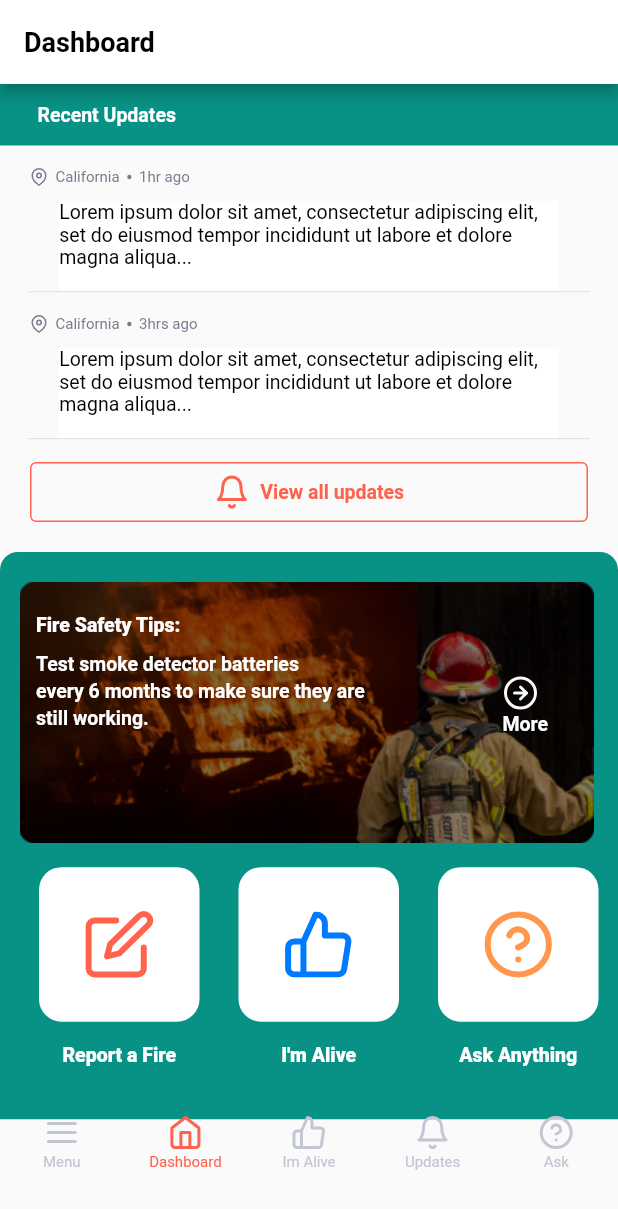
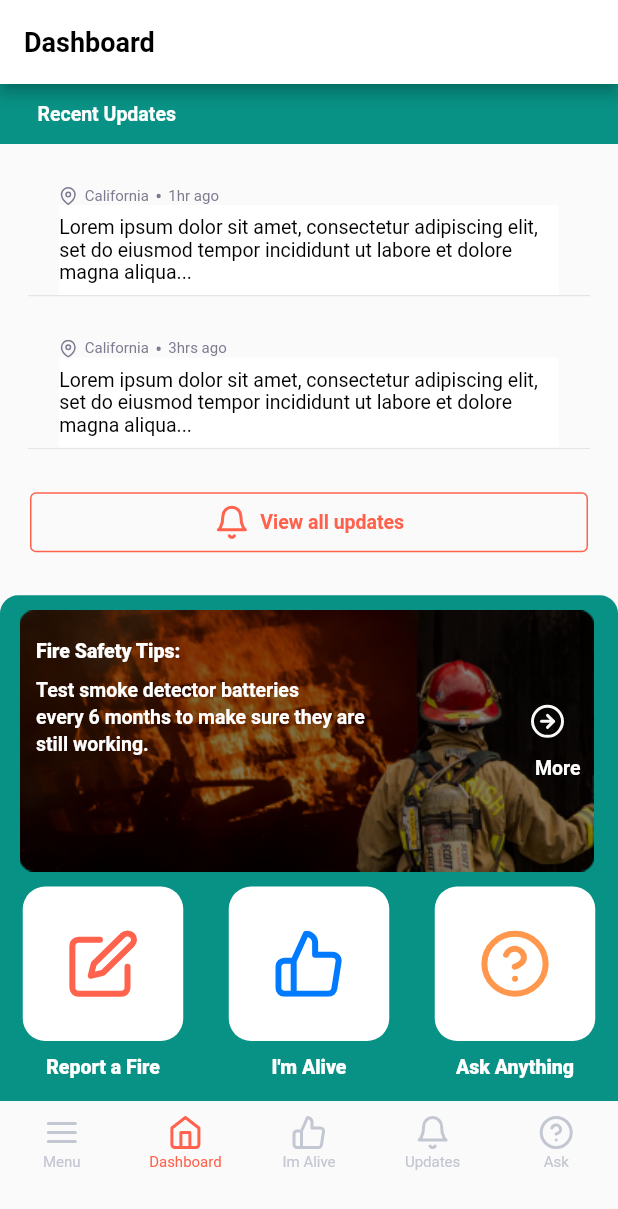
Before and after one commit to reskillamericans/Wildfire-Group1-Flutter, a Flutter app: the screen it shows after launch, on a phone screen of 412 x 824 dp. Shown: the top 1209 px of the screen. Run offline on Flutter 3.47's test engine with Material 2 defaults, Android fonts, the light colour scheme and no system bars; our stand-ins replace flutter_svg.

Commit message:
dev commit 2

```diff
--- a/wildfire1/lib/UI/views/Dashboard/dashboard.dart
+++ b/wildfire1/lib/UI/views/Dashboard/dashboard.dart
@@ -20,9 +20,10 @@ class _TheDashboardState extends State<TheDashboard> {
         backgroundColor: Colors.white,
       ),
       body: Column(
+        mainAxisAlignment: MainAxisAlignment.spaceBetween,
         children: [
           SizedBox(
-            height: 41,
+            height: 40,
             width: double.infinity,
             child: Container(
               padding: EdgeInsets.only(left: 25),
@@ -39,9 +40,10 @@ class _TheDashboardState extends State<TheDashboard> {
             ),
           ),
           Column(
+            mainAxisAlignment: MainAxisAlignment.spaceEvenly,
             children: [
-              Padding(
-                padding: const EdgeInsets.only(left: 20, top: 15),
+              SizedBox(
+                width: 333,
                 child: Row(
                   children: [
                     SvgPicture.asset("assets/icons/map-pin.svg"),
@@ -72,12 +74,11 @@ class _TheDashboardState extends State<TheDashboard> {
                   ],
                 ),
               ),
-              Padding(
-                padding: const EdgeInsets.only(top: 10),
-                child: SizedBox(
+              SizedBox(
                 height: 60,
                 width: 333,
                 child: Container(
+                  alignment: Alignment.centerLeft,
                   color: Colors.white,
                   child: Text(
                     "Lorem ipsum dolor sit amet, consectetur adipiscing elit, set do eiusmod tempor incididunt ut labore et dolore magna aliqua...",
@@ -89,14 +90,14 @@ class _TheDashboardState extends State<TheDashboard> {
                   ),
                 ),
               ),
-              ),
               SvgPicture.asset("assets/icons/line.svg"),
             ],
           ),
           Column(
+            mainAxisAlignment: MainAxisAlignment.spaceEvenly,
             children: [
-              Padding(
-                padding: const EdgeInsets.only(left: 20, top: 15),
+              SizedBox(
+                width: 333,
                 child: Row(
                   children: [
                     SvgPicture.asset("assets/icons/map-pin.svg"),
@@ -127,12 +128,11 @@ class _TheDashboardState extends State<TheDashboard> {
                   ],
                 ),
               ),
-              Padding(
-                padding: const EdgeInsets.only(top: 10),
-                child: SizedBox(
+              SizedBox(
                 height: 60,
                 width: 333,
                 child: Container(
+                  alignment: Alignment.centerLeft,
                   color: Colors.white,
                   child: Text(
                     "Lorem ipsum dolor sit amet, consectetur adipiscing elit, set do eiusmod tempor incididunt ut labore et dolore magna aliqua...",
@@ -144,14 +144,13 @@ class _TheDashboardState extends State<TheDashboard> {
                   ),
                 ),
               ),
-              ),
               SvgPicture.asset("assets/icons/line.svg"),
             ],
           ),
           Column(
             children: <Widget>[
               Padding(
-                padding: const EdgeInsets.fromLTRB(20, 15, 20, 20),
+                padding: const EdgeInsets.only(left: 20, right: 20),
                 child: Container(
                   width: 377,
                   height: 40,
@@ -179,6 +178,7 @@ class _TheDashboardState extends State<TheDashboard> {
                       ],
                     ),
                     style: OutlinedButton.styleFrom(
+                      primary: Colors.orange,
                       side: BorderSide(
                         color: Color.fromRGBO(255, 98, 76, 1),
                       ),
@@ -198,14 +198,19 @@ class _TheDashboardState extends State<TheDashboard> {
                       topLeft: Radius.circular(12)),
                 ),
                 child: Column(
+                  mainAxisAlignment: MainAxisAlignment.spaceEvenly,
                   crossAxisAlignment: CrossAxisAlignment.start,
                   children: [
+                    SizedBox(
+                      height: 10,
+                    ),
                     Stack(children: [
                       Container(
                         alignment: AlignmentDirectional.center,
                         child: Padding(
                           padding: const EdgeInsets.only(
-                              top: 20, left: 13, right: 16),
+                              /*top: 20,*/ left: 13,
+                              right: 16),
                           child: Image.asset(
                             "assets/images/firefighter.png",
                             fit: BoxFit.cover,
@@ -216,114 +221,16 @@ class _TheDashboardState extends State<TheDashboard> {
                         alignment: AlignmentDirectional.center,
                         child: Padding(
                           padding: const EdgeInsets.only(
-                              top: 20, left: 13, right: 16),
+                              /*top: 20,*/ left: 13,
+                              right: 16),
                           child: Image.asset(
                             "assets/images/darken.png",
                             fit: BoxFit.cover,
                           ),
                         ),
                       ),
-                    ]),
                       Padding(
-                      padding: const EdgeInsets.fromLTRB(13, 16, 0, 0),
-                      child: Row(
-                        mainAxisAlignment: MainAxisAlignment.spaceAround,
-                        children: [
-                          Column(
-                            children: [
-                              Container(
-                                height: 103,
-                                width: 107,
-                                decoration: BoxDecoration(
-                                  color: Colors.white,
-                                  borderRadius: BorderRadius.circular(15),
-                                ),
-                                child: TextButton(
-                                  onPressed: () {},
-                                  child:
-                                      SvgPicture.asset("assets/icons/edit.svg"),
-                                ),
-                              ),
-                              SizedBox(
-                                height: 15,
-                              ),
-                              Text(
-                                "Report a Fire",
-                                style: TextStyle(
-                                    fontSize: 13,
-                                    fontWeight: FontWeight.w800,
-                                    color: Colors.white),
-                                textAlign: TextAlign.center,
-                              ),
-                            ],
-                          ),
-                          Column(
-                            children: [
-                              Container(
-                                height: 103,
-                                width: 107,
-                                decoration: BoxDecoration(
-                                  color: Colors.white,
-                                  borderRadius: BorderRadius.circular(15),
-                                ),
-                                child: TextButton(
-                                  onPressed: () {},
-                                  child: SvgPicture.asset(
-                                      "assets/icons/thumbsup.svg"),
-                                ),
-                              ),
-                              SizedBox(
-                                height: 15,
-                              ),
-                              Text(
-                                "I'm Alive",
-                                style: TextStyle(
-                                    fontSize: 13,
-                                    fontWeight: FontWeight.w800,
-                                    color: Colors.white),
-                                textAlign: TextAlign.center,
-                              ),
-                            ],
-                          ),
-                          Column(
-                            children: [
-                              Container(
-                                height: 103,
-                                width: 107,
-                                decoration: BoxDecoration(
-                                  color: Colors.white,
-                                  borderRadius: BorderRadius.circular(15),
-                                ),
-                                child: TextButton(
-                                  onPressed: () {},
-                                  child: SvgPicture.asset(
-                                      "assets/icons/help-circle.svg"),
-                                ),
-                              ),
-                              SizedBox(
-                                height: 15,
-                              ),
-                              Text(
-                                "Ask Anything",
-                                style: TextStyle(
-                                    fontSize: 13,
-                                    fontWeight: FontWeight.w800,
-                                    color: Colors.white),
-                                textAlign: TextAlign.center,
-                              ),
-                            ],
-                          ),
-                        ],
-                      ),
-                    ),
-                    SizedBox(
-                      height: 35,
-                    ),
-                  ],
-                ),
-              ),
-              Padding(
-                padding: const EdgeInsets.fromLTRB(24, 41, 0, 0),
+                        padding: const EdgeInsets.fromLTRB(24, 20, 0, 0),
                         child: Column(
                           crossAxisAlignment: CrossAxisAlignment.start,
                           children: [
@@ -365,42 +272,132 @@ class _TheDashboardState extends State<TheDashboard> {
                           ],
                         ),
                       ),
+                      Column(
+                        crossAxisAlignment: CrossAxisAlignment.end,
+                        children: [
                           Padding(
-                padding: const EdgeInsets.fromLTRB(315, 70, 0, 0),
-                child: Column(
-                  mainAxisAlignment: MainAxisAlignment.start,
-                  children: [
-                    TextButton(
+                            padding: const EdgeInsets.only(top: 50, right: 15),
+                            child: TextButton(
                               onPressed: () {},
                               child: SvgPicture.asset(
                                   "assets/icons/arrow-right-circle.svg"),
                             ),
-                    /*Text(
+                          ),
+                          Padding(
+                            padding: const EdgeInsets.only(right: 25),
+                            child: Align(
+                              alignment: Alignment.centerRight,
+                              child: Text(
                                 "More",
                                 style: TextStyle(
                                     fontSize: 13,
                                     fontWeight: FontWeight.w600,
                                     color: Colors.white),
-                      textAlign: TextAlign.right,
-                    ),*/
+                              ),
+                            ),
+                          ),
+                        ],
+                      ),
+                    ]),
+                    SizedBox(height: 10),
+                    Row(
+                      mainAxisAlignment: MainAxisAlignment.spaceAround,
+                      children: [
+                        Column(
+                          mainAxisAlignment: MainAxisAlignment.spaceEvenly,
+                          children: [
+                            Container(
+                              height: 103,
+                              width: 107,
+                              decoration: BoxDecoration(
+                                color: Colors.white,
+                                borderRadius: BorderRadius.circular(15),
+                              ),
+                              child: TextButton(
+                                onPressed: () {},
+                                child:
+                                    SvgPicture.asset("assets/icons/edit.svg"),
+                              ),
+                            ),
+                            SizedBox(
+                              height: 10,
+                            ),
+                            Text(
+                              "Report a Fire",
+                              style: TextStyle(
+                                  fontSize: 13,
+                                  fontWeight: FontWeight.w800,
+                                  color: Colors.white),
+                              textAlign: TextAlign.center,
+                            ),
+                          ],
+                        ),
+                        Column(
+                          mainAxisAlignment: MainAxisAlignment.spaceEvenly,
+                          children: [
+                            Container(
+                              height: 103,
+                              width: 107,
+                              decoration: BoxDecoration(
+                                color: Colors.white,
+                                borderRadius: BorderRadius.circular(15),
+                              ),
+                              child: TextButton(
+                                onPressed: () {},
+                                child: SvgPicture.asset(
+                                    "assets/icons/thumbsup.svg"),
+                              ),
+                            ),
+                            SizedBox(
+                              height: 10,
+                            ),
+                            Text(
+                              "I'm Alive",
+                              style: TextStyle(
+                                  fontSize: 13,
+                                  fontWeight: FontWeight.w800,
+                                  color: Colors.white),
+                              textAlign: TextAlign.center,
+                            ),
+                          ],
+                        ),
+                        Column(
+                          mainAxisAlignment: MainAxisAlignment.spaceEvenly,
+                          children: [
+                            Container(
+                              height: 103,
+                              width: 107,
+                              decoration: BoxDecoration(
+                                color: Colors.white,
+                                borderRadius: BorderRadius.circular(15),
+                              ),
+                              child: TextButton(
+                                onPressed: () {},
+                                child: SvgPicture.asset(
+                                    "assets/icons/help-circle.svg"),
+                              ),
+                            ),
+                            SizedBox(
+                              height: 10,
+                            ),
+                            Text(
+                              "Ask Anything",
+                              style: TextStyle(
+                                  fontSize: 13,
+                                  fontWeight: FontWeight.w800,
+                                  color: Colors.white),
+                              textAlign: TextAlign.center,
+                            ),
+                          ],
+                        ),
+                      ],
+                    ),
+                    SizedBox(
+                      height: 15,
+                    ),
                   ],
                 ),
               ),
-              Padding(
-                padding: const EdgeInsets.fromLTRB(335, 107, 0, 0),
-                child: Column(
-                  children: [
-                    Text(
-                      "More",
-                      style: TextStyle(
-                          fontSize: 13,
-                          fontWeight: FontWeight.w600,
-                          color: Colors.white),
-                      textAlign: TextAlign.right,
-                    ),
-                  ],
-                ),
-              )
             ],
           ),
         ],
```
Lines whose indentation alone changed are shown as unchanged.
